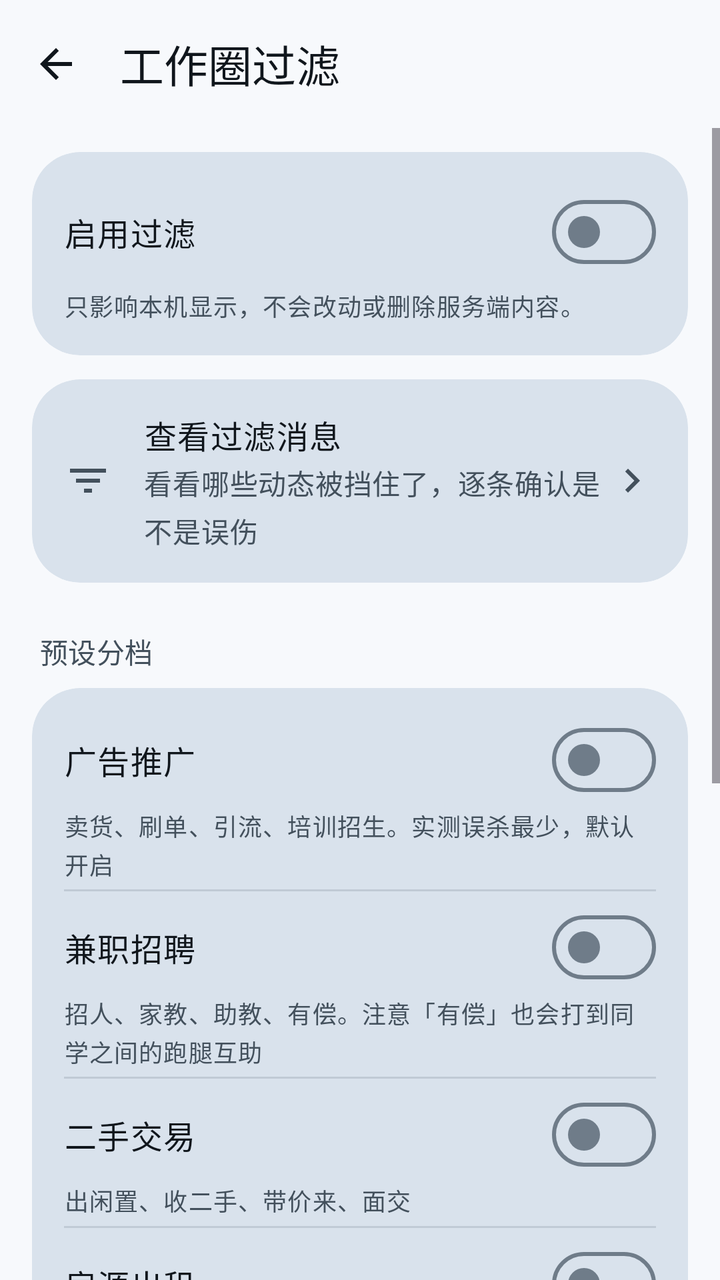
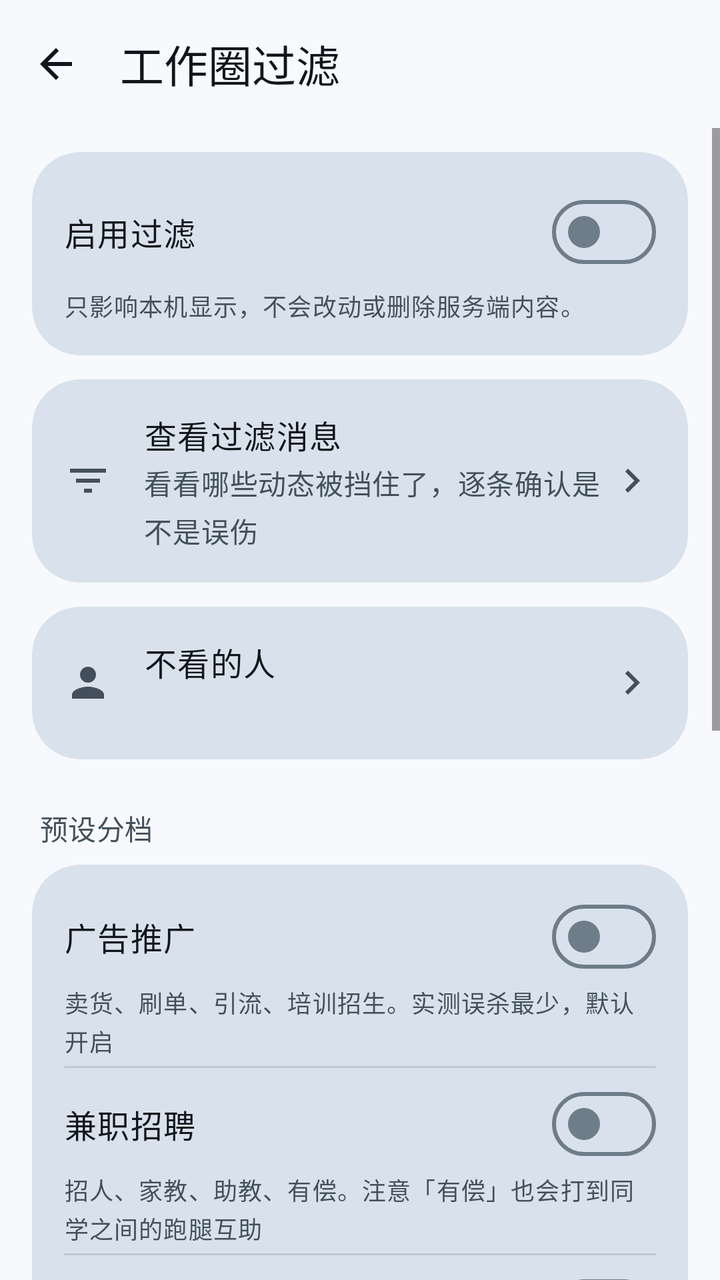

Compare the two renders of this Android layout. The source of the first and the diff that turns it into the second are given below.
<!-- AndroidManifest.xml: application theme Theme.LanhangLite -->
<!-- res/layout/activity_moments_filter.xml -->
<?xml version="1.0" encoding="utf-8"?>
<LinearLayout xmlns:android="http://schemas.android.com/apk/res/android"
    xmlns:app="http://schemas.android.com/apk/res-auto"
    android:layout_width="match_parent"
    android:layout_height="match_parent"
    android:background="?attr/colorSurface"
    android:orientation="vertical">

    <com.google.android.material.appbar.MaterialToolbar
        android:id="@+id/toolbar"
        style="@style/Widget.Lanhang.Toolbar"
        android:layout_width="match_parent"
        android:layout_height="wrap_content"
        android:minHeight="@dimen/top_app_bar_height"
        app:navigationContentDescription="@string/common_back"
        app:navigationIcon="@drawable/ic_back"
        app:title="@string/moments_filter_title" />

    <ScrollView
        android:id="@+id/scroll"
        android:layout_width="match_parent"
        android:layout_height="0dp"
        android:layout_weight="1"
        android:clipToPadding="false">

        <LinearLayout
            android:layout_width="match_parent"
            android:layout_height="wrap_content"
            android:orientation="vertical"
            android:paddingStart="@dimen/screen_padding_h"
            android:paddingTop="@dimen/space_md"
            android:paddingEnd="@dimen/screen_padding_h"
            android:paddingBottom="@dimen/space_3xl">

            
            <com.google.android.material.card.MaterialCardView
                style="@style/Widget.Lanhang.Card.Large"
                android:layout_width="match_parent"
                android:layout_height="wrap_content">

                <LinearLayout
                    android:layout_width="match_parent"
                    android:layout_height="wrap_content"
                    android:orientation="vertical"
                    android:padding="@dimen/card_padding">

                    <com.google.android.material.materialswitch.MaterialSwitch
                        android:id="@+id/swEnabled"
                        android:layout_width="match_parent"
                        android:layout_height="wrap_content"
                        android:minHeight="@dimen/touch_target_min"
                        android:text="@string/moments_filter_enable"
                        android:textAppearance="@style/TextAppearance.Lanhang.BodyLarge"
                        android:textColor="?attr/colorOnSurface" />

                    <TextView
                        android:layout_width="match_parent"
                        android:layout_height="wrap_content"
                        android:layout_marginTop="@dimen/space_xs"
                        android:text="@string/moments_filter_enable_desc"
                        android:textAppearance="@style/TextAppearance.Lanhang.BodySmall"
                        android:textColor="?attr/colorOnSurfaceVariant" />
                </LinearLayout>
            </com.google.android.material.card.MaterialCardView>

            
            <com.google.android.material.card.MaterialCardView
                style="@style/Widget.Lanhang.Card.Large"
                android:layout_width="match_parent"
                android:layout_height="wrap_content"
                android:layout_marginTop="@dimen/space_md">

                <LinearLayout
                    android:id="@+id/rowViewFiltered"
                    android:layout_width="match_parent"
                    android:layout_height="wrap_content"
                    android:background="?attr/selectableItemBackground"
                    android:clickable="true"
                    android:focusable="true"
                    android:gravity="center_vertical"
                    android:minHeight="@dimen/list_item_height_two_line"
                    android:orientation="horizontal"
                    android:paddingStart="@dimen/card_padding"
                    android:paddingTop="@dimen/space_lg"
                    android:paddingEnd="@dimen/card_padding"
                    android:paddingBottom="@dimen/space_lg">

                    <ImageView
                        android:layout_width="@dimen/icon_lg"
                        android:layout_height="@dimen/icon_lg"
                        android:contentDescription="@null"
                        android:src="@drawable/ic_filter_list"
                        app:tint="?attr/colorOnSurfaceVariant" />

                    <LinearLayout
                        android:layout_width="0dp"
                        android:layout_height="wrap_content"
                        android:layout_marginStart="@dimen/list_icon_gap"
                        android:layout_weight="1"
                        android:orientation="vertical">

                        <TextView
                            android:layout_width="wrap_content"
                            android:layout_height="wrap_content"
                            android:text="@string/moments_filter_view_entry"
                            android:textAppearance="@style/TextAppearance.Lanhang.BodyLarge"
                            android:textColor="?attr/colorOnSurface" />

                        <TextView
                            android:layout_width="wrap_content"
                            android:layout_height="wrap_content"
                            android:layout_marginTop="@dimen/space_xxs"
                            android:ellipsize="end"
                            android:maxLines="2"
                            android:text="@string/moments_filter_view_entry_desc"
                            android:textAppearance="@style/TextAppearance.Lanhang.BodyMedium"
                            android:textColor="?attr/colorOnSurfaceVariant" />
                    </LinearLayout>

                    <ImageView
                        android:layout_width="@dimen/icon_lg"
                        android:layout_height="@dimen/icon_lg"
                        android:contentDescription="@null"
                        android:src="@drawable/ic_chevron_right"
                        app:tint="?attr/colorOnSurfaceVariant" />
                </LinearLayout>
            </com.google.android.material.card.MaterialCardView>

            
            <TextView
                android:layout_width="wrap_content"
                android:layout_height="wrap_content"
                android:layout_marginStart="@dimen/space_xs"
                android:layout_marginTop="@dimen/space_xl"
                android:layout_marginBottom="@dimen/space_sm"
                android:text="@string/moments_filter_presets_title"
                android:textAppearance="@style/TextAppearance.Lanhang.LabelLarge"
                android:textColor="?attr/colorOnSurfaceVariant" />

            <com.google.android.material.card.MaterialCardView
                style="@style/Widget.Lanhang.Card.Large"
                android:layout_width="match_parent"
                android:layout_height="wrap_content">

                <LinearLayout
                    android:layout_width="match_parent"
                    android:layout_height="wrap_content"
                    android:orientation="vertical"
                    android:paddingTop="@dimen/space_sm"
                    android:paddingBottom="@dimen/space_sm">

                    
                    <LinearLayout
                        android:layout_width="match_parent"
                        android:layout_height="wrap_content"
                        android:orientation="vertical"
                        android:paddingStart="@dimen/card_padding"
                        android:paddingTop="@dimen/space_xs"
                        android:paddingEnd="@dimen/card_padding"
                        android:paddingBottom="@dimen/space_xs">

                        <com.google.android.material.materialswitch.MaterialSwitch
                            android:id="@+id/swAd"
                            android:layout_width="match_parent"
                            android:layout_height="wrap_content"
                            android:minHeight="@dimen/touch_target_min"
                            android:text="@string/moments_filter_preset_ad"
                            android:textAppearance="@style/TextAppearance.Lanhang.BodyLarge"
                            android:textColor="?attr/colorOnSurface" />

                        <TextView
                            android:layout_width="match_parent"
                            android:layout_height="wrap_content"
                            android:text="@string/moments_filter_preset_ad_desc"
                            android:textAppearance="@style/TextAppearance.Lanhang.BodySmall"
                            android:textColor="?attr/colorOnSurfaceVariant" />
                    </LinearLayout>

                    <View
                        android:layout_width="match_parent"
                        android:layout_height="@dimen/divider_thickness"
                        android:layout_marginStart="@dimen/card_padding"
                        android:layout_marginEnd="@dimen/card_padding"
                        android:background="?attr/colorOutlineVariant" />

                    
                    <LinearLayout
                        android:layout_width="match_parent"
                        android:layout_height="wrap_content"
                        android:orientation="vertical"
                        android:paddingStart="@dimen/card_padding"
                        android:paddingTop="@dimen/space_xs"
                        android:paddingEnd="@dimen/card_padding"
                        android:paddingBottom="@dimen/space_xs">

                        <com.google.android.material.materialswitch.MaterialSwitch
                            android:id="@+id/swPartTime"
                            android:layout_width="match_parent"
                            android:layout_height="wrap_content"
                            android:minHeight="@dimen/touch_target_min"
                            android:text="@string/moments_filter_preset_part_time"
                            android:textAppearance="@style/TextAppearance.Lanhang.BodyLarge"
                            android:textColor="?attr/colorOnSurface" />

                        <TextView
                            android:layout_width="match_parent"
                            android:layout_height="wrap_content"
                            android:text="@string/moments_filter_preset_part_time_desc"
                            android:textAppearance="@style/TextAppearance.Lanhang.BodySmall"
                            android:textColor="?attr/colorOnSurfaceVariant" />
                    </LinearLayout>

                    <View
                        android:layout_width="match_parent"
                        android:layout_height="@dimen/divider_thickness"
                        android:layout_marginStart="@dimen/card_padding"
                        android:layout_marginEnd="@dimen/card_padding"
                        android:background="?attr/colorOutlineVariant" />

                    
                    <LinearLayout
                        android:layout_width="match_parent"
                        android:layout_height="wrap_content"
                        android:orientation="vertical"
                        android:paddingStart="@dimen/card_padding"
                        android:paddingTop="@dimen/space_xs"
                        android:paddingEnd="@dimen/card_padding"
                        android:paddingBottom="@dimen/space_xs">

                        <com.google.android.material.materialswitch.MaterialSwitch
                            android:id="@+id/swSecondHand"
                            android:layout_width="match_parent"
                            android:layout_height="wrap_content"
                            android:minHeight="@dimen/touch_target_min"
                            android:text="@string/moments_filter_preset_second_hand"
                            android:textAppearance="@style/TextAppearance.Lanhang.BodyLarge"
                            android:textColor="?attr/colorOnSurface" />

                        <TextView
                            android:layout_width="match_parent"
                            android:layout_height="wrap_content"
                            android:text="@string/moments_filter_preset_second_hand_desc"
                            android:textAppearance="@style/TextAppearance.Lanhang.BodySmall"
                            android:textColor="?attr/colorOnSurfaceVariant" />
                    </LinearLayout>

                    <View
                        android:layout_width="match_parent"
                        android:layout_height="@dimen/divider_thickness"
                        android:layout_marginStart="@dimen/card_padding"
                        android:layout_marginEnd="@dimen/card_padding"
                        android:background="?attr/colorOutlineVariant" />

                    
                    <LinearLayout
                        android:layout_width="match_parent"
                        android:layout_height="wrap_content"
                        android:orientation="vertical"
                        android:paddingStart="@dimen/card_padding"
                        android:paddingTop="@dimen/space_xs"
                        android:paddingEnd="@dimen/card_padding"
                        android:paddingBottom="@dimen/space_xs">

                        <com.google.android.material.materialswitch.MaterialSwitch
                            android:id="@+id/swHousing"
                            android:layout_width="match_parent"
                            android:layout_height="wrap_content"
                            android:minHeight="@dimen/touch_target_min"
                            android:text="@string/moments_filter_preset_housing"
                            android:textAppearance="@style/TextAppearance.Lanhang.BodyLarge"
                            android:textColor="?attr/colorOnSurface" />

                        <TextView
                            android:layout_width="match_parent"
                            android:layout_height="wrap_content"
                            android:text="@string/moments_filter_preset_housing_desc"
                            android:textAppearance="@style/TextAppearance.Lanhang.BodySmall"
                            android:textColor="?attr/colorOnSurfaceVariant" />
                    </LinearLayout>
                </LinearLayout>
            </com.google.android.material.card.MaterialCardView>

            
            <TextView
                android:layout_width="wrap_content"
                android:layout_height="wrap_content"
                android:layout_marginStart="@dimen/space_xs"
                android:layout_marginTop="@dimen/space_xl"
                android:layout_marginBottom="@dimen/space_sm"
                android:text="@string/moments_filter_custom_title"
                android:textAppearance="@style/TextAppearance.Lanhang.LabelLarge"
                android:textColor="?attr/colorOnSurfaceVariant" />

            <com.google.android.material.card.MaterialCardView
                style="@style/Widget.Lanhang.Card.Large"
                android:layout_width="match_parent"
                android:layout_height="wrap_content">

                <LinearLayout
                    android:layout_width="match_parent"
                    android:layout_height="wrap_content"
                    android:orientation="vertical"
                    android:padding="@dimen/card_padding">

                    <LinearLayout
                        android:layout_width="match_parent"
                        android:layout_height="wrap_content"
                        android:gravity="center_vertical"
                        android:orientation="horizontal">

                        <com.google.android.material.textfield.TextInputLayout
                            android:id="@+id/tilKeyword"
                            style="@style/Widget.Material3.TextInputLayout.OutlinedBox.Dense"
                            android:layout_width="0dp"
                            android:layout_height="wrap_content"
                            android:layout_weight="1"
                            android:hint="@string/moments_filter_custom_hint">

                            <com.google.android.material.textfield.TextInputEditText
                                android:id="@+id/etKeyword"
                                android:layout_width="match_parent"
                                android:layout_height="wrap_content"
                                android:imeOptions="actionDone"
                                android:inputType="text"
                                android:maxLength="40"
                                android:maxLines="1" />
                        </com.google.android.material.textfield.TextInputLayout>

                        <com.google.android.material.button.MaterialButton
                            android:id="@+id/btnAdd"
                            style="@style/Widget.Material3.Button.TonalButton"
                            android:layout_width="wrap_content"
                            android:layout_height="wrap_content"
                            android:layout_marginStart="@dimen/space_sm"
                            android:text="@string/moments_filter_custom_add" />
                    </LinearLayout>

                    <com.google.android.material.chip.ChipGroup
                        android:id="@+id/chipRules"
                        android:layout_width="match_parent"
                        android:layout_height="wrap_content"
                        android:layout_marginTop="@dimen/space_sm"
                        app:chipSpacingVertical="@dimen/space_xs" />

                    <TextView
                        android:id="@+id/tvCustomEmpty"
                        android:layout_width="match_parent"
                        android:layout_height="wrap_content"
                        android:layout_marginTop="@dimen/space_sm"
                        android:text="@string/moments_filter_custom_empty"
                        android:textAppearance="@style/TextAppearance.Lanhang.BodySmall"
                        android:textColor="?attr/colorOnSurfaceVariant" />

                    <TextView
                        android:layout_width="match_parent"
                        android:layout_height="wrap_content"
                        android:layout_marginTop="@dimen/space_sm"
                        android:text="@string/moments_filter_custom_note"
                        android:textAppearance="@style/TextAppearance.Lanhang.BodySmall"
                        android:textColor="?attr/colorOnSurfaceVariant" />
                </LinearLayout>
            </com.google.android.material.card.MaterialCardView>

            
            <com.google.android.material.button.MaterialButton
                android:id="@+id/btnPreview"
                style="@style/Widget.Material3.Button.OutlinedButton"
                android:layout_width="wrap_content"
                android:layout_height="wrap_content"
                android:layout_marginTop="@dimen/space_xl"
                android:text="@string/moments_filter_preview" />

            <TextView
                android:layout_width="match_parent"
                android:layout_height="wrap_content"
                android:layout_marginTop="@dimen/space_sm"
                android:text="@string/moments_filter_protect_note"
                android:textAppearance="@style/TextAppearance.Lanhang.BodySmall"
                android:textColor="?attr/colorOnSurfaceVariant" />
        </LinearLayout>
    </ScrollView>
</LinearLayout>
<!-- resources referenced by this layout -->
<resources>
  <dimen name="card_padding">16dp</dimen>
  <dimen name="divider_thickness">1dp</dimen>
  <dimen name="icon_lg">24dp</dimen>
  <dimen name="list_icon_gap">16dp</dimen>
  <dimen name="list_item_height_two_line">72dp</dimen>
  <dimen name="screen_padding_h">16dp</dimen>
  <dimen name="space_3xl">48dp</dimen>
  <dimen name="space_lg">16dp</dimen>
  <dimen name="space_md">12dp</dimen>
  <dimen name="space_sm">8dp</dimen>
  <dimen name="space_xl">24dp</dimen>
  <dimen name="space_xs">4dp</dimen>
  <dimen name="space_xxs">2dp</dimen>
  <dimen name="top_app_bar_height">64dp</dimen>
  <dimen name="touch_target_min">48dp</dimen>
  <string name="common_back">返回</string>
  <string name="moments_filter_custom_add">添加</string>
  <string name="moments_filter_custom_empty">还没有自定义关键词</string>
  <string name="moments_filter_custom_hint">输入关键词</string>
  <string name="moments_filter_custom_note">用空格隔开的多个词表示「必须同时出现」，例如「出 自行车」。点词条右上角的叉删除。</string>
  <string name="moments_filter_custom_title">自定义关键词</string>
  <string name="moments_filter_enable">启用过滤</string>
  <string name="moments_filter_enable_desc">只影响本机显示，不会改动或删除服务端内容。</string>
  <string name="moments_filter_preset_ad">广告推广</string>
  <string name="moments_filter_preset_ad_desc">卖货、刷单、引流、培训招生。实测误杀最少，默认开启</string>
  <string name="moments_filter_preset_housing">房源出租</string>
  <string name="moments_filter_preset_housing_desc">出租、合租、转租、单间</string>
  <string name="moments_filter_preset_part_time">兼职招聘</string>
  <string name="moments_filter_preset_part_time_desc">招人、家教、助教、有偿。注意「有偿」也会打到同学之间的跑腿互助</string>
  <string name="moments_filter_preset_second_hand">二手交易</string>
  <string name="moments_filter_preset_second_hand_desc">出闲置、收二手、带价来、面交</string>
  <string name="moments_filter_presets_title">预设分档</string>
  <string name="moments_filter_preview">用当前规则检查最近 %1$d 条</string>
  <string name="moments_filter_protect_note">找东西、还东西的帖子（捡到 / 丢了 / 谁的 / 失物…）自动豁免，不会被过滤。</string>
  <string name="moments_filter_title">工作圈过滤</string>
  <string name="moments_filter_view_entry">查看过滤消息</string>
  <string name="moments_filter_view_entry_desc">看看哪些动态被挡住了，逐条确认是不是误伤</string>
  <style name="Widget.Lanhang.Card.Large" parent="Widget.Material3.CardView.Filled">
          <item name="cardCornerRadius">@dimen/corner_card_large</item>
      </style>
  <style name="Theme.LanhangLite" parent="Base.Theme.LanhangLite" />
  <dimen name="text_body_large">16sp</dimen>
  <dimen name="text_body_medium">14sp</dimen>
  <dimen name="text_body_small">12sp</dimen>
  <dimen name="text_label_large">14sp</dimen>
  <dimen name="corner_card_large">24dp</dimen>
  <dimen name="text_title_large">22sp</dimen>
  <color name="primary">#084168</color>
  <color name="on_primary">#FFFFFFFF</color>
  <color name="primary_container">#D4E9F7</color>
  <color name="on_primary_container">#052F4A</color>
  <color name="secondary_container">#D4E9F7</color>
  <color name="on_secondary_container">#052F4A</color>
  <color name="surface">#F7F9FC</color>
  <color name="surface_container_lowest">#FFFFFF</color>
  <color name="surface_container_low">#F0F4F9</color>
  <color name="surface_container">#EAF0F6</color>
  <color name="surface_container_high">#E1E9F1</color>
  <color name="surface_container_highest">#D9E2EC</color>
  <color name="surface_variant">#DCE5EE</color>
  <color name="on_surface">#10161C</color>
  <color name="on_surface_variant">#43505C</color>
  <color name="outline">#6F7C89</color>
  <color name="outline_variant">#C0CAD5</color>
  <!-- unchanged entries left out for length: 10 -->
</resources>

<!-- the commit's change to res/layout/activity_moments_filter.xml (unified diff, before → after) -->
@@ -127,6 +127,69 @@
             </com.google.android.material.card.MaterialCardView>
 
             
+            <com.google.android.material.card.MaterialCardView
+                style="@style/Widget.Lanhang.Card.Large"
+                android:layout_width="match_parent"
+                android:layout_height="wrap_content"
+                android:layout_marginTop="@dimen/space_md">
+
+                <LinearLayout
+                    android:id="@+id/rowBlockedUsers"
+                    android:layout_width="match_parent"
+                    android:layout_height="wrap_content"
+                    android:background="?attr/selectableItemBackground"
+                    android:clickable="true"
+                    android:focusable="true"
+                    android:gravity="center_vertical"
+                    android:minHeight="@dimen/list_item_height_two_line"
+                    android:orientation="horizontal"
+                    android:paddingStart="@dimen/card_padding"
+                    android:paddingTop="@dimen/space_lg"
+                    android:paddingEnd="@dimen/card_padding"
+                    android:paddingBottom="@dimen/space_lg">
+
+                    <ImageView
+                        android:layout_width="@dimen/icon_lg"
+                        android:layout_height="@dimen/icon_lg"
+                        android:contentDescription="@null"
+                        android:src="@drawable/ic_person"
+                        app:tint="?attr/colorOnSurfaceVariant" />
+
+                    <LinearLayout
+                        android:layout_width="0dp"
+                        android:layout_height="wrap_content"
+                        android:layout_marginStart="@dimen/list_icon_gap"
+                        android:layout_weight="1"
+                        android:orientation="vertical">
+
+                        <TextView
+                            android:layout_width="wrap_content"
+                            android:layout_height="wrap_content"
+                            android:text="@string/moments_blocked_entry"
+                            android:textAppearance="@style/TextAppearance.Lanhang.BodyLarge"
+                            android:textColor="?attr/colorOnSurface" />
+
+                        <TextView
+                            android:id="@+id/tvBlockedSummary"
+                            android:layout_width="wrap_content"
+                            android:layout_height="wrap_content"
+                            android:layout_marginTop="@dimen/space_xxs"
+                            android:ellipsize="end"
+                            android:maxLines="2"
+                            android:textAppearance="@style/TextAppearance.Lanhang.BodyMedium"
+                            android:textColor="?attr/colorOnSurfaceVariant" />
+                    </LinearLayout>
+
+                    <ImageView
+                        android:layout_width="@dimen/icon_lg"
+                        android:layout_height="@dimen/icon_lg"
+                        android:contentDescription="@null"
+                        android:src="@drawable/ic_chevron_right"
+                        app:tint="?attr/colorOnSurfaceVariant" />
+                </LinearLayout>
+            </com.google.android.material.card.MaterialCardView>
+
+            
             <TextView
                 android:layout_width="wrap_content"
                 android:layout_height="wrap_content"
<!-- resource entries referenced after the edit -->
@@ -15,7 +15,19 @@
   <dimen name="space_xxs">2dp</dimen>
   <dimen name="top_app_bar_height">64dp</dimen>
   <dimen name="touch_target_min">48dp</dimen>
+  <!-- drawable ic_person (drawable) -->
+  <?xml version="1.0" encoding="utf-8"?>
+  <vector xmlns:android="http://schemas.android.com/apk/res/android"
+      android:width="24dp"
+      android:height="24dp"
+      android:viewportWidth="24"
+      android:viewportHeight="24">
+      <path
+          android:fillColor="#FF000000"
+          android:pathData="M12,12c2.21,0 4,-1.79 4,-4s-1.79,-4 -4,-4 -4,1.79 -4,4 1.79,4 4,4zM12,14c-2.67,0 -8,1.34 -8,4v2h16v-2c0,-2.66 -5.33,-4 -8,-4z" />
+  </vector>
   <string name="common_back">返回</string>
+  <string name="moments_blocked_entry">不看的人</string>
   <string name="moments_filter_custom_add">添加</string>
   <string name="moments_filter_custom_empty">还没有自定义关键词</string>
   <string name="moments_filter_custom_hint">输入关键词</string>
